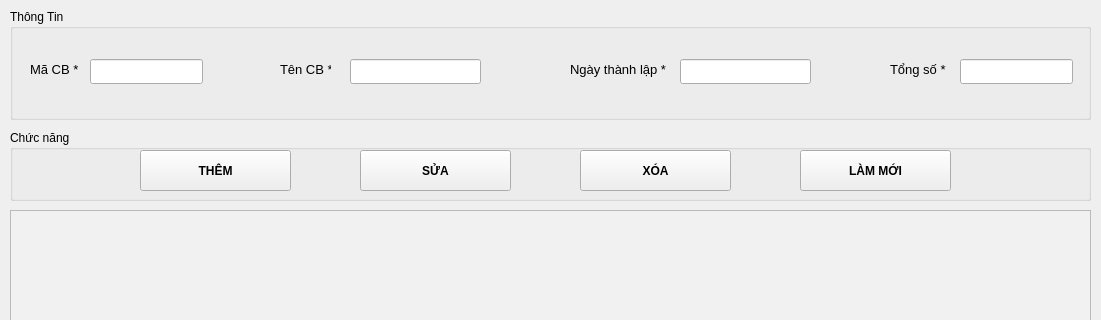
Above: ui/FormChiBo.ui from namchuminh/PyQT5_QLDangVien before the change; both pictures show x 0 to 1101 and y 0 to 320 of the 1101 by 681 pixel window. Below: the same form after it.
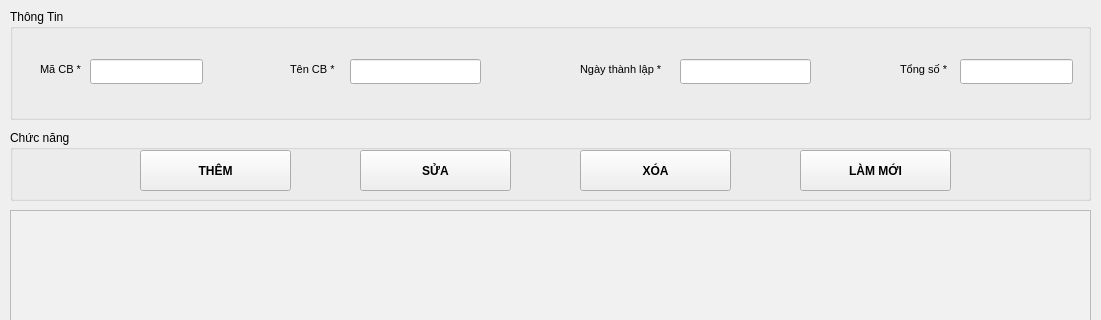
That is the form after the change.

What changed in the file:
```diff
--- a/ui/FormChiBo.ui
+++ b/ui/FormChiBo.ui
@@ -38,15 +38,15 @@
    <widget class="QLabel" name="label">
     <property name="geometry">
      <rect>
-      <x>20</x>
+      <x>30</x>
       <y>50</y>
-      <width>51</width>
+      <width>41</width>
       <height>21</height>
      </rect>
     </property>
     <property name="font">
      <font>
-      <pointsize>10</pointsize>
+      <pointsize>8</pointsize>
      </font>
     </property>
     <property name="text">
@@ -56,7 +56,7 @@
    <widget class="QLabel" name="label_2">
     <property name="geometry">
      <rect>
-      <x>270</x>
+      <x>280</x>
       <y>50</y>
       <width>51</width>
       <height>21</height>
@@ -64,7 +64,7 @@
     </property>
     <property name="font">
      <font>
-      <pointsize>10</pointsize>
+      <pointsize>8</pointsize>
      </font>
     </property>
     <property name="text">
@@ -94,15 +94,15 @@
    <widget class="QLabel" name="label_3">
     <property name="geometry">
      <rect>
-      <x>560</x>
+      <x>570</x>
       <y>50</y>
-      <width>101</width>
+      <width>91</width>
       <height>21</height>
      </rect>
     </property>
     <property name="font">
      <font>
-      <pointsize>10</pointsize>
+      <pointsize>8</pointsize>
      </font>
     </property>
     <property name="text">
@@ -112,15 +112,15 @@
    <widget class="QLabel" name="label_4">
     <property name="geometry">
      <rect>
-      <x>880</x>
+      <x>890</x>
       <y>50</y>
-      <width>61</width>
+      <width>51</width>
       <height>21</height>
      </rect>
     </property>
     <property name="font">
      <font>
-      <pointsize>10</pointsize>
+      <pointsize>8</pointsize>
      </font>
     </property>
     <property name="text">
```
